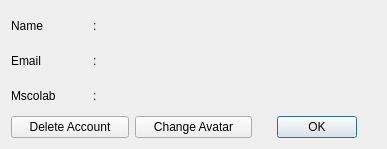
Qt form mslib/msui/ui/ui_mscolab_profile_dialog.ui (anj20/MSS) before a commit.
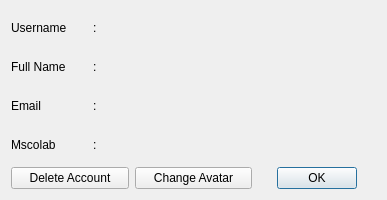
The same form after that commit. Icons and pictures are not drawn.

Commit message: Add Fullname Support to User Profiles (#2608)

The edit to the form file:
```diff
--- a/mslib/msui/ui/ui_mscolab_profile_dialog.ui
+++ b/mslib/msui/ui/ui_mscolab_profile_dialog.ui
@@ -7,7 +7,7 @@
     <x>0</x>
     <y>0</y>
     <width>387</width>
-    <height>149</height>
+    <height>200</height>
    </rect>
   </property>
   <property name="windowTitle">
@@ -16,10 +16,24 @@
   <layout class="QGridLayout" name="gridLayout">
    <item row="0" column="0" colspan="2">
     <layout class="QGridLayout" name="infoGl">
-     <item row="1" column="2">
-      <widget class="QLabel" name="emailLabel_2">
+     <item row="3" column="1" alignment="Qt::AlignLeft">
+      <widget class="QLabel" name="label_5">
        <property name="text">
-        <string/>
+        <string>:</string>
+       </property>
+      </widget>
+     </item>
+     <item row="1" column="1" alignment="Qt::AlignLeft">
+      <widget class="QLabel" name="label_2">
+       <property name="text">
+        <string>:</string>
+       </property>
+      </widget>
+     </item>
+     <item row="2" column="1" alignment="Qt::AlignLeft">
+      <widget class="QLabel" name="label_3">
+       <property name="text">
+        <string>:</string>
        </property>
       </widget>
      </item>
@@ -30,17 +44,10 @@
        </property>
       </widget>
      </item>
-     <item row="1" column="0">
-      <widget class="QLabel" name="emailLabel">
-       <property name="text">
-        <string>Email</string>
-       </property>
-      </widget>
-     </item>
      <item row="0" column="0">
       <widget class="QLabel" name="usernameLabel">
        <property name="text">
-        <string>Name</string>
+        <string>Username</string>
        </property>
       </widget>
      </item>
@@ -51,43 +58,54 @@
        </property>
       </widget>
      </item>
-     <item row="2" column="1">
-      <widget class="QLabel" name="label_3">
+     <item row="1" column="0">
+      <widget class="QLabel" name="fullNameLabel">
        <property name="text">
-        <string>:</string>
+        <string>Full Name</string>
        </property>
       </widget>
      </item>
-     <item row="2" column="2">
-      <widget class="QLabel" name="mscolabURLLabel_2">
+     <item row="1" column="2">
+      <widget class="QLabel" name="fullNameLabel_2">
        <property name="text">
         <string/>
        </property>
       </widget>
      </item>
-     <item row="1" column="1" alignment="Qt::AlignLeft">
-      <widget class="QLabel" name="label_2">
-       <property name="text">
-        <string>:</string>
-       </property>
-      </widget>
-     </item>
      <item row="2" column="0">
+      <widget class="QLabel" name="emailLabel">
+       <property name="text">
+        <string>Email</string>
+       </property>
+      </widget>
+     </item>
+     <item row="3" column="0">
       <widget class="QLabel" name="mscolabURLLabel">
        <property name="text">
         <string>Mscolab</string>
        </property>
       </widget>
      </item>
+     <item row="3" column="2">
+      <widget class="QLabel" name="mscolabURLLabel_2">
+       <property name="text">
+        <string/>
+       </property>
+      </widget>
+     </item>
+     <item row="2" column="2">
+      <widget class="QLabel" name="emailLabel_2">
+       <property name="text">
+        <string/>
+       </property>
+      </widget>
+     </item>
     </layout>
    </item>
    <item row="0" column="2">
     <layout class="QVBoxLayout" name="gravatarVl">
      <item alignment="Qt::AlignHCenter|Qt::AlignVCenter">
       <widget class="QLabel" name="gravatarLabel">
-       <property name="text">
-        <string/>
-       </property>
        <property name="pixmap">
         <pixmap resource="../resources/resources.qrc">:/gravatars/default-gravatars/default.png</pixmap>
        </property>
@@ -125,21 +143,9 @@
      </item>
      <item alignment="Qt::AlignHCenter">
       <widget class="QDialogButtonBox" name="buttonBox">
-       <property name="sizePolicy">
-        <sizepolicy hsizetype="Minimum" vsizetype="Fixed">
-         <horstretch>0</horstretch>
-         <verstretch>0</verstretch>
-        </sizepolicy>
-       </property>
-       <property name="mouseTracking">
-        <bool>false</bool>
-       </property>
        <property name="standardButtons">
         <set>QDialogButtonBox::Ok</set>
        </property>
-       <property name="centerButtons">
-        <bool>false</bool>
-       </property>
       </widget>
      </item>
     </layout>
```
The commit also changes 32 other files.
